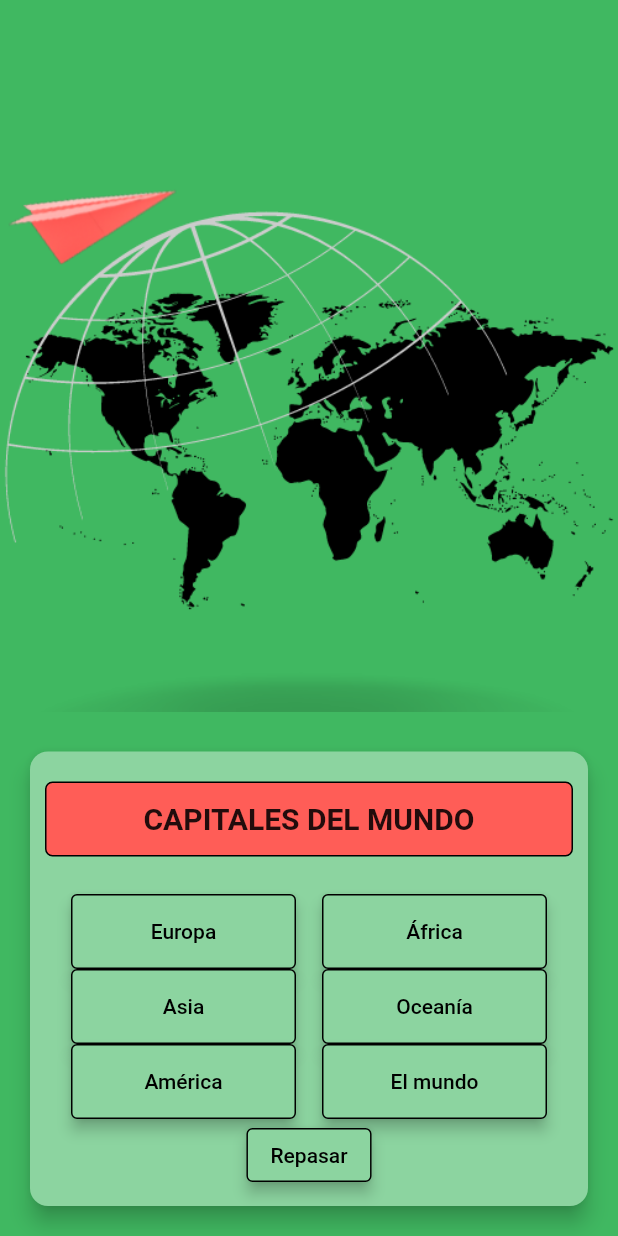
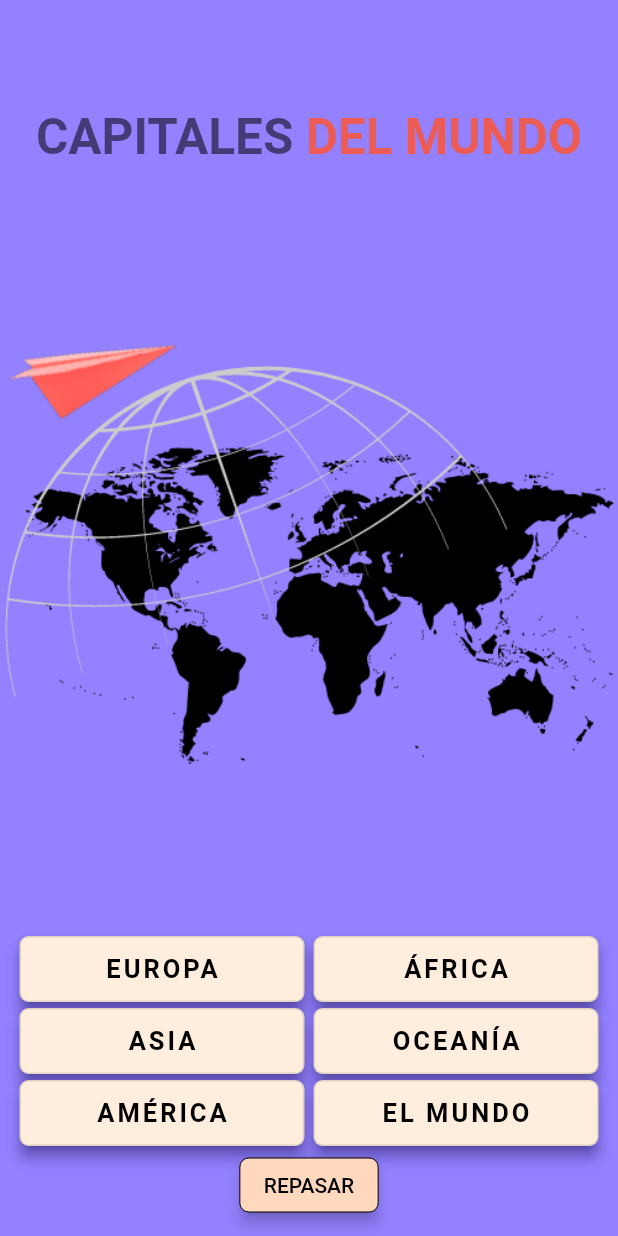
Before and after one commit to JCrucesSoto/CapitalesJson, a Flutter app: the screen it shows after launch, on a phone screen of 412 x 824 dp. Run offline on Flutter 3.47's test engine with Material 2 defaults, Android fonts, the phone set to English and light mode, and no system bars.

Commit message:
Implementado: nuevas funcionalidades y diseño repaso

```diff
--- a/lib/main.dart
+++ b/lib/main.dart
@@ -1,13 +1,11 @@
+import 'package:capi_json/views/home.dart';
 import 'package:flutter/material.dart';
-import 'package:capi_json/views/home.dart';
 
 //Página main dedicada a la configuración y arranque de la app
-
 
 void main() {
   runApp(const MyApp());
 }
-
 
 class MyApp extends StatelessWidget {
   const MyApp({Key? key}) : super(key: key);
@@ -17,11 +15,14 @@ class MyApp extends StatelessWidget {
     return MaterialApp(
         debugShowCheckedModeBanner: false,
         title: 'Capitales del mundo',
-        theme: ThemeData( //Configuración del tema
-          primarySwatch: buildMaterialColor(const Color(0xFF40B861)), //color primario
+        theme: ThemeData(
+          //Configuración del tema
+          primarySwatch: buildMaterialColor(const Color(0xff9381ff)),
+          //color primario
           textTheme: TextTheme(
-            headline1: TextStyle( //declaración de diferentes estilos de fuente
-              color: Colors.white,
+            headline1: TextStyle(
+              //declaración de diferentes estilos de fuente
+              color: Color(0xfff8f7ff),
               fontSize: 30,
               fontWeight: FontWeight.w500,
               shadows: [
@@ -36,14 +37,15 @@ class MyApp extends StatelessWidget {
               color: Colors.purple.shade50,
               fontSize: 20,
             ),
-            bodyText1: TextStyle(
-              color: Colors.purple.shade50,
+            bodyText1: const TextStyle(
+              color: Color(0xff000000),
               fontSize: 18,
             ),
           ),
-          cardTheme: CardTheme(  // configuración de la tarjeta de preguntas
+          cardTheme: CardTheme(
+            // configuración de la tarjeta de preguntas
             elevation: 6,
-            color: Colors.green,
+            color: Color(0xffb8b8ff),
             shape: RoundedRectangleBorder(
               borderRadius: BorderRadius.circular(15),
             ),
@@ -56,7 +58,8 @@ class MyApp extends StatelessWidget {
   }
 }
 
-MaterialColor buildMaterialColor(Color color) {  // Creación de color principal personalizado
+MaterialColor buildMaterialColor(Color color) {
+  // Creación de color principal personalizado
   List strengths = <double>[.05];
   Map<int, Color> swatch = {};
   final int r = color.red, g = color.green, b = color.blue;
--- a/lib/views/home.dart
+++ b/lib/views/home.dart
@@ -19,55 +19,62 @@ class Home extends StatelessWidget {
       body: Center(
         child: Column(
           children: [
+            Container(
+              //nombre aplicación
+              height: 50,
+              margin: const EdgeInsets.only(top: 10, bottom: 25),
+              decoration: BoxDecoration(
+                  color: const Color(0xFF5D57),
+                  borderRadius: BorderRadius.circular(5)),
+              child: Center(
+                  child: RichText(
+                text: const TextSpan(
+                  children: <TextSpan>[
+                    TextSpan(
+                        text: 'CAPITALES',
+                        style: TextStyle(
+                            fontWeight: FontWeight.w600,
+                            fontSize: 33,
+                            color: Colors.black54)),
+                    TextSpan(
+                        text: ' DEL MUNDO',
+                        style: TextStyle(
+                            fontSize: 33,
+                            fontWeight: FontWeight.w600, color: Color(
+                            0xFFEC5B54))),
+                  ],
+                ),
+              )),
+            ), //aquí comienza la lista de opciones
+
             Expanded(
               //Esta es la imagen de cabecera
               child: Image.asset('assets/images/World.png'),
             ),
             Card(
               //aquí el menu principal en formato de tarjeta
-              margin: const EdgeInsets.all(20),
-              shape: RoundedRectangleBorder(
-                  borderRadius: BorderRadius.circular(12)),
-              color: Theme.of(context).primaryColorLight,
+              margin: const EdgeInsets.only(top: 10.0),
+              color: Color(0xff9381ff),
+              elevation: 0,
               child: ListView(
                 shrinkWrap: true,
                 padding: const EdgeInsets.all(10),
                 children: [
-                  Container(
-                    //nombre aplicación
-                    height: 50,
-                    margin: const EdgeInsets.only(top: 10, bottom: 25),
-                    decoration: BoxDecoration(
-                        border: Border.all(color: Colors.black),
-                        color: const Color(0xFFFF5D57),
-                        borderRadius: BorderRadius.circular(5)),
-                    child: const Center(
-                      child: Text(
-                        'CAPITALES DEL MUNDO',
-                        style: TextStyle(
-                          fontWeight: FontWeight.w600,
-                          fontSize: 20,
-                        ),
-                      ),
-                    ),
-                  ), //aquí comienza la lista de opciones
-
                   Row(
-                    mainAxisAlignment: MainAxisAlignment.spaceEvenly,
+                    mainAxisAlignment: MainAxisAlignment.spaceAround,
                     children: [
                       Column(
                         children: [
-                          button(context, 'europa', 'Europa'),
-                          button(context, 'asia', 'Asia'),
-                          button(context, 'america', 'América'),
-
+                          button(context, 'europa', 'EUROPA'),
+                          button(context, 'asia', 'ASIA'),
+                          button(context, 'america', 'AMÉRICA'),
                         ],
                       ),
                       Column(
                         children: [
-                          button(context, 'africa', 'África'),
-                          button(context, 'oceania', 'Oceanía'),
-                          button(context, 'mundo', 'El mundo'),
+                          button(context, 'africa', 'ÁFRICA'),
+                          button(context, 'oceania', 'OCEANÍA'),
+                          button(context, 'mundo', 'EL MUNDO'),
                         ],
                       )
                     ],
@@ -83,12 +90,15 @@ class Home extends StatelessWidget {
                         );
                       },
                       style: OutlinedButton.styleFrom(
+                        shape: RoundedRectangleBorder(
+                          borderRadius: BorderRadius.circular(6),
+                        ),
                         primary: Colors.black,
-                        backgroundColor: Theme.of(context).primaryColorLight,
+                        backgroundColor: Color(0xffffd8be),
                         elevation: 4,
-                        side: const BorderSide(width: 1),
+                        side: const BorderSide(width: 0),
                       ),
-                      child: const Text('Repasar'),
+                      child: const Text('REPASAR'),
                     ),
                   ),
                 ],
@@ -112,12 +122,22 @@ class Home extends StatelessWidget {
           ),
         );
       },
-      style: OutlinedButton.styleFrom(
-        fixedSize: const Size(150, 50),
-        primary: Colors.black,
-        backgroundColor: Theme.of(context).primaryColorLight,
+      style: ElevatedButton.styleFrom(
+        primary: Color(0xffffeedd),
+        onPrimary: Color(0xff000000),
+        textStyle: const TextStyle(
+          fontWeight: FontWeight.bold,
+          fontSize: 17,
+          letterSpacing: 2.0,
+        ),
+        shadowColor: Color(-15727247),
         elevation: 4,
-        side: const BorderSide(width: 1),
+        minimumSize: Size(190, 44),
+        maximumSize: Size(1344, 90),
+        alignment: FractionalOffset.center,
+        shape: RoundedRectangleBorder(
+          borderRadius: BorderRadius.circular(6),
+        ),
       ),
       child: Text(nom),
     );
--- a/lib/views/quizview.dart
+++ b/lib/views/quizview.dart
@@ -94,8 +94,12 @@ class _QuizViewState extends State<QuizView> {
   Widget _buildResultDialog(BuildContext context) {
     // este método genera el cuadro de diálogo que nos informa del resultado, para luego mandarnos a la pantalla de detalle
     return AlertDialog(
-      title: Text('Resultados', style: Theme.of(context).textTheme.headline1),
-      backgroundColor: Theme.of(context).primaryColorDark,
+      shape: RoundedRectangleBorder(
+        borderRadius: BorderRadius.circular(15.0),
+      ),
+      title: Text('RESULTADO', style: Theme.of(context).textTheme.headline1),
+      backgroundColor: Color(0xffb8b8ff),
+
       content: Column(
         mainAxisSize: MainAxisSize.min,
         crossAxisAlignment: CrossAxisAlignment.start,
@@ -130,9 +134,10 @@ class _QuizViewState extends State<QuizView> {
                       ))),
             );
           },
-          child: Text(
+          child: const Text(
             'Ver Respuestas',
-            style: Theme.of(context).textTheme.bodyText1,
+
+            style: TextStyle(color: Color(0xFFEC5B54)),
           ),
         ),
       ],
@@ -144,10 +149,10 @@ class _QuizViewState extends State<QuizView> {
     // Y aquí comienza la elaboración de la pantalla
 
     return Scaffold(
-      backgroundColor: buildMaterialColor(const Color(0xFF40B861)),
+      backgroundColor: buildMaterialColor(const Color(0xff9381ff)),
       appBar: AppBar(
         title: Text(quiz.name),
-        backgroundColor: buildMaterialColor(const Color(0xFF40B861)),
+        backgroundColor: buildMaterialColor(const Color(0xff9381ff)),
         elevation: 0,
       ),
       body: Column(
@@ -160,7 +165,7 @@ class _QuizViewState extends State<QuizView> {
               child: LinearProgressIndicator(
                 // este widget nos muestra una barra rellenable
 
-                color: const Color(0xFFFF5D57),
+                color: const Color(0xFFFC8D88),
                 value: progressIndex / totalQuestions,
                 minHeight: 20,
               ),
@@ -192,11 +197,13 @@ class _QuizViewState extends State<QuizView> {
                                   margin: const EdgeInsets.all(3),
                                   decoration: BoxDecoration(
                                     border: Border.all(
-                                        color: Colors.indigo.shade100,
+                                        color: Color(0xffefd3d7),
                                         width: 2),
                                     borderRadius: BorderRadius.circular(15),
+
                                   ),
                                   child: ListTile(
+                                    tileColor: Color(0xffffd8be),
                                     shape: const RoundedRectangleBorder(
                                       borderRadius: BorderRadius.all(
                                         Radius.circular(15),
--- a/lib/views/resultsview.dart
+++ b/lib/views/resultsview.dart
@@ -24,6 +24,7 @@ class ResultsView extends StatelessWidget {
               margin:
                   const EdgeInsets.only(left: 3, right: 3, top: 2, bottom: 10),
               decoration: BoxDecoration(
+                color: Color(0xffb8b8ff),
                 border: Border.all(
                   color: Colors.indigo.shade50,
                   width: 1,
@@ -50,12 +51,12 @@ class ResultsView extends StatelessWidget {
                   itemBuilder: (_, index) {
                     return Card(
                       color: quiz.questions[index].correct
-                          ? Colors.green.shade200 // si son correctas con fondo verde
-                          : Colors.red.shade200, // si no con fondo rojo
+                          ? Color(0xffcef6c3) // si son correctas con fondo verde
+                          : Color(0xfffccdcd), // si no con fondo rojo
                       child: ListTile(
                         leading: quiz.questions[index].correct
-                            ? Icon(Icons.check, color: Colors.green.shade900) // añadimos iconos para facilitar la comprensión
-                            : Icon(Icons.close, color: Colors.red.shade900),
+                            ? Icon(Icons.check, color: Color(0xff00ba0d)) // añadimos iconos para facilitar la comprensión
+                            : Icon(Icons.close, color: Color(0xffff0000)),
                         title: Text(quiz.questions[index].question),
                         subtitle: Text(quiz.questions[index].selected),
                         trailing: Text(quiz.questions[index].answer),
--- a/lib/views/reviewview.dart
+++ b/lib/views/reviewview.dart
@@ -50,7 +50,9 @@ class _ReviewView extends State<ReviewView> {
                     margin: const EdgeInsets.only(
                         left: 8, right: 8, top: 2, bottom: 10),
                     width: double.infinity,
+
                     decoration: BoxDecoration(
+                      color: Color(0xffb8b8ff),
                       border:
                           Border.all(color: Colors.indigo.shade50, width: 1),
                     ),
@@ -66,7 +68,7 @@ class _ReviewView extends State<ReviewView> {
                         itemCount: quiz.questions.length,
                         itemBuilder: (_, index) {
                           return Card(
-                            color: Theme.of(context).primaryColorLight,
+                            color: Color(0xffffd8be) ,
                             child: ListTile(
                               leading: Text("${index + 1}"),
                               title: Text(quiz.questions[index].question),
```
Also changed, not shown: assets/images/World.png, pubspec.lock.
